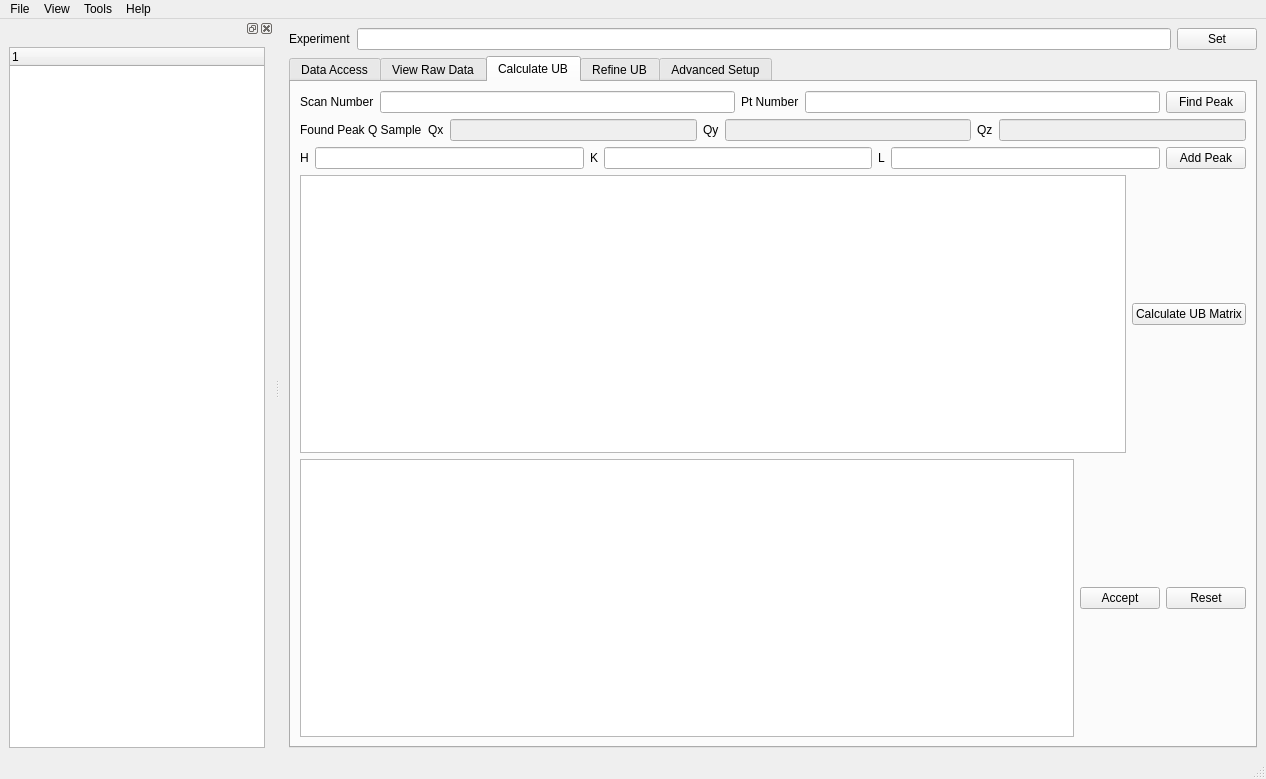
The window that Code/Mantid/scripts/HFIR_4Circle_Reduction/MainWindow.ui (mantidproject/mantid) describes before a commit, drawn with Qt 5.
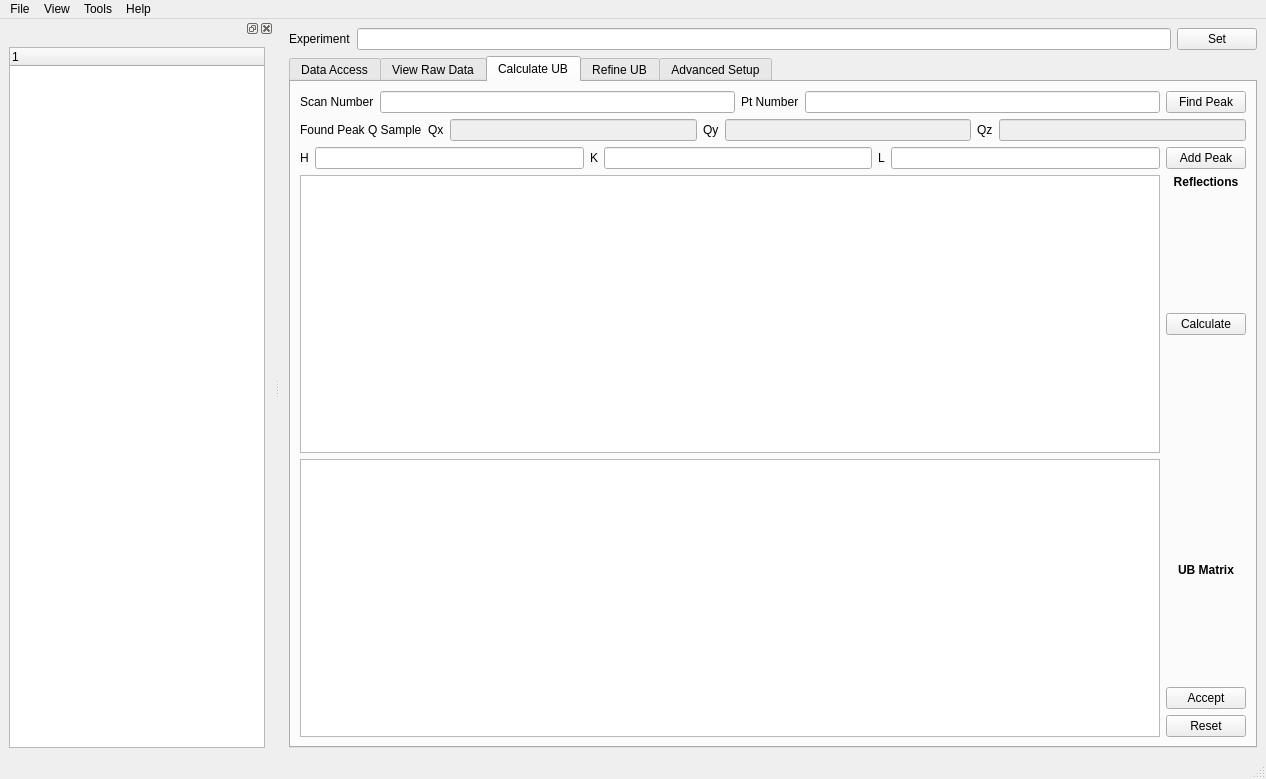
The same window after the commit. The open tabs and pages were chosen to show the change. Custom widgets are drawn as their Qt base class.

Commit message: Refs #12122. Checkpointing progress on ub matrix cal.

What changed in the file:
```diff
--- a/Code/Mantid/scripts/HFIR_4Circle_Reduction/MainWindow.ui
+++ b/Code/Mantid/scripts/HFIR_4Circle_Reduction/MainWindow.ui
@@ -43,7 +43,7 @@
         <item>
          <widget class="QTabWidget" name="tabWidget">
           <property name="currentIndex">
-           <number>4</number>
+           <number>0</number>
           </property>
           <widget class="QWidget" name="tab">
            <attribute name="title">
@@ -737,14 +737,60 @@
               <item>
                <layout class="QHBoxLayout" name="horizontalLayout_7">
                 <item>
-                 <widget class="QTableWidget" name="tableWidget_peaksCalUB"/>
+                 <widget class="NTableWidget" name="tableWidget_peaksCalUB"/>
+                </item>
+                <item>
+                 <layout class="QVBoxLayout" name="verticalLayout_8">
+                  <item>
+                   <widget class="QLabel" name="label_ubReflections">
+                    <property name="font">
+                     <font>
+                      <weight>75</weight>
+                      <bold>true</bold>
+                     </font>
+                    </property>
+                    <property name="text">
+                     <string>Reflections</string>
+                    </property>
+                    <property name="alignment">
+                     <set>Qt::AlignCenter</set>
+                    </property>
+                   </widget>
+                  </item>
+                  <item>
+                   <spacer name="verticalSpacer_8">
+                    <property name="orientation">
+                     <enum>Qt::Vertical</enum>
+                    </property>
+                    <property name="sizeHint" stdset="0">
+                     <size>
+                      <width>20</width>
+                      <height>40</height>
+                     </size>
+                    </property>
+                   </spacer>
                 </item>
                 <item>
                  <widget class="QPushButton" name="pushButton_calUB">
                   <property name="text">
-                   <string>Calculate UB Matrix</string>
-                  </property>
-                 </widget>
+                     <string>Calculate</string>
+                    </property>
+                   </widget>
+                  </item>
+                  <item>
+                   <spacer name="verticalSpacer_7">
+                    <property name="orientation">
+                     <enum>Qt::Vertical</enum>
+                    </property>
+                    <property name="sizeHint" stdset="0">
+                     <size>
+                      <width>20</width>
+                      <height>40</height>
+                     </size>
+                    </property>
+                   </spacer>
+                  </item>
+                 </layout>
                 </item>
                </layout>
               </item>
@@ -754,6 +800,24 @@
                  <widget class="QTableWidget" name="tableWidget_ubMatrix"/>
                 </item>
                 <item>
+                 <layout class="QVBoxLayout" name="verticalLayout_9">
+                  <item>
+                   <widget class="QLabel" name="label_ubMatrix">
+                    <property name="font">
+                     <font>
+                      <weight>75</weight>
+                      <bold>true</bold>
+                     </font>
+                    </property>
+                    <property name="text">
+                     <string>UB Matrix</string>
+                    </property>
+                    <property name="alignment">
+                     <set>Qt::AlignCenter</set>
+                    </property>
+                   </widget>
+                  </item>
+                  <item>
                  <widget class="QPushButton" name="pushButton_acceptUB">
                   <property name="text">
                    <string>Accept</string>
@@ -772,6 +836,8 @@
              </layout>
             </item>
            </layout>
+            </item>
+           </layout>
           </widget>
           <widget class="QWidget" name="tab_3">
            <attribute name="title">
@@ -1217,6 +1283,11 @@
    <extends>QGraphicsView</extends>
    <header>mplgraphicsview.h</header>
   </customwidget>
+  <customwidget>
+   <class>NTableWidget</class>
+   <extends>QTableWidget</extends>
+   <header location="global">NTableWidget.h</header>
+  </customwidget>
  </customwidgets>
  <resources/>
  <connections/>
```
Lines whose indentation alone changed are shown as unchanged. The commit also changes 4 other files.
